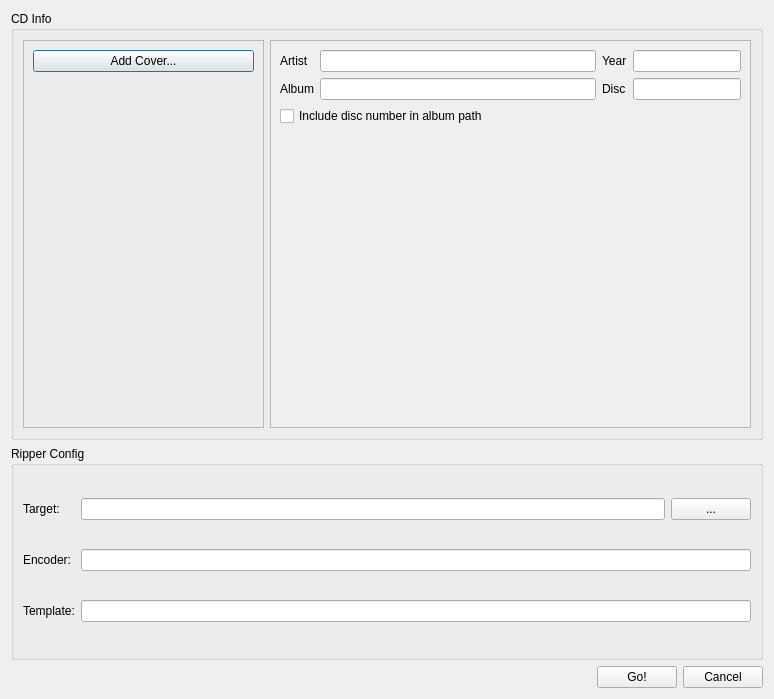
First picture: the form in src/ui/cdinfo.ui, repository vanzin/fripper, before the edit.
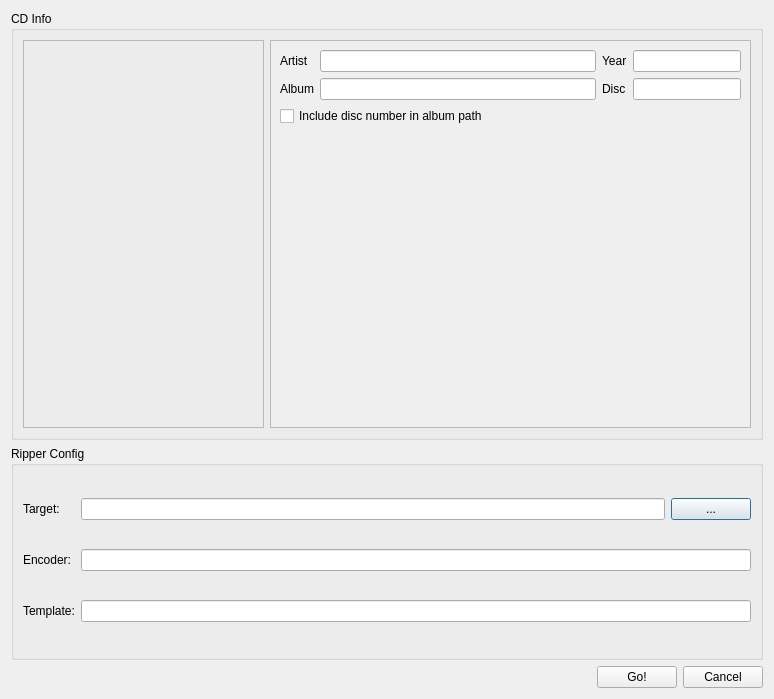
Second picture: the form after the edit.

Commit message: Rudimentary drag & drop for cover art.

Patch:
```diff
--- a/src/ui/cdinfo.ui
+++ b/src/ui/cdinfo.ui
@@ -34,28 +34,6 @@
         <property name="frameShadow">
          <enum>QFrame::Raised</enum>
         </property>
-        <layout class="QVBoxLayout" name="verticalLayout_3">
-         <item>
-          <widget class="QPushButton" name="btnCover">
-           <property name="text">
-            <string>Add Cover...</string>
-           </property>
-          </widget>
-         </item>
-         <item>
-          <spacer name="verticalSpacer">
-           <property name="orientation">
-            <enum>Qt::Vertical</enum>
-           </property>
-           <property name="sizeHint" stdset="0">
-            <size>
-             <width>20</width>
-             <height>40</height>
-            </size>
-           </property>
-          </spacer>
-         </item>
-        </layout>
        </widget>
       </item>
       <item>
```
Left out of the diff: 4 changed lines with no effect on the pictures. The commit also changes 2 other files.
